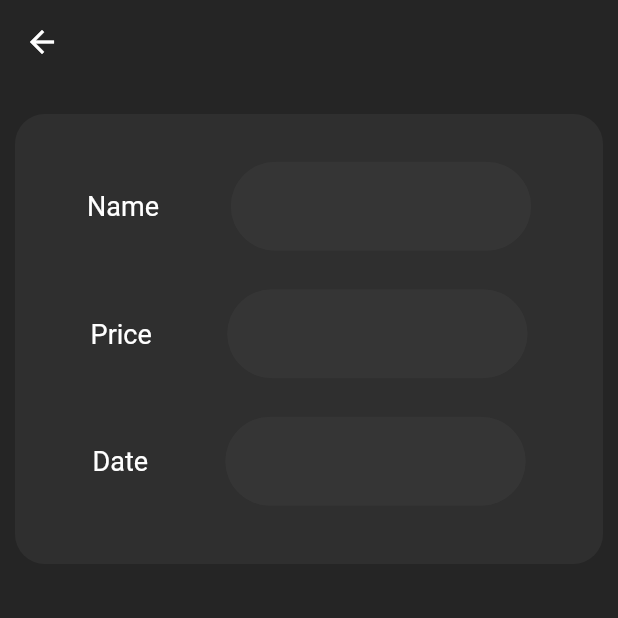
After one commit to iKozay/myMoney, a Flutter app: the EditTransaction screen opened directly, on a phone screen of 412 x 824 dp, the top half of it. The commit adds this screen. Run offline on Flutter 3.47's test engine with Material 2 defaults, Android fonts, the phone set to English and light mode, and no system bars; our stand-ins replace flutter_slidable, google_fonts, syncfusion_flutter_charts; missing offline and left inert: mysql1.

Commit message:
transactions editing

```diff
--- /dev/null
+++ b/lib/page-1/EditTransaction.dart
@@ -0,0 +1,117 @@
+import 'package:flutter/material.dart';
+
+class EditTransaction extends StatefulWidget {
+  const EditTransaction({super.key});
+
+  @override
+  EditTransactionState createState() => EditTransactionState();
+}
+
+class EditTransactionState extends State<EditTransaction> {
+  @override
+  Widget build(BuildContext context) {
+    return Scaffold(
+      appBar: AppBar(
+        elevation: 0,
+        backgroundColor: Color(0xff252525),
+      ),
+      body: Container(
+        width: double.infinity,
+        decoration: const BoxDecoration(
+          color: Color(0xff252525),
+        ),
+        child: Align(
+          alignment: Alignment.topCenter,
+          child: Padding(
+            padding: EdgeInsets.only(left: 10, right: 10, top: 20),
+            child: Container(
+                height: 300,
+                decoration: const BoxDecoration(
+                  borderRadius: BorderRadius.all(Radius.circular(20)),
+                  color: Color(0xff2f2f2f),
+                ),
+                child: Column(
+                  children: [
+                    SizedBox(
+                      height: 32,
+                    ),
+                    Row(
+                      children: [
+                        Spacer(),
+                        Text('Name', style:TextStyle(color: Color(0xffffffff,), fontSize: 18)),
+                        Spacer(),
+                        SizedBox(
+                          width: 200,
+                          child: TextField(
+                            textAlign: TextAlign.center,
+                            decoration: InputDecoration(
+                              filled: true,
+                              fillColor: Color(0xff353535),
+                              enabledBorder: OutlineInputBorder(
+                                borderRadius: BorderRadius.circular(30),
+                                borderSide: BorderSide(color: Color(0xff353535), width: 0.5),
+                              ),
+                            ),
+                          ),
+                        ),
+                        Spacer(),
+                      ],
+                    ),
+                    SizedBox(
+                      height: 26,
+                    ),
+                    Row(
+                      children: [
+                        Spacer(),
+                        Text('Price', style:TextStyle(color: Color(0xffffffff,), fontSize: 18)),
+                        Spacer(),
+                        SizedBox(
+                          width: 200,
+                          child: TextField(
+                            textAlign: TextAlign.center,
+                            decoration: InputDecoration(
+                              filled: true,
+                              fillColor: Color(0xff353535),
+                              enabledBorder: OutlineInputBorder(
+                                borderRadius: BorderRadius.circular(30),
+                                borderSide: BorderSide(color: Color(0xff353535), width: 0.5),
+                              ),
+                            ),
+                          ),
+                        ),
+                        Spacer(),
+                      ],
+                    ),
+                    SizedBox(
+                      height: 26,
+                    ),
+                    Row(
+                      children: [
+                        Spacer(),
+                        Text('Date', style:TextStyle(color: Color(0xffffffff,), fontSize: 18)),
+                        Spacer(),
+                        SizedBox(
+                          width: 200,
+                          child: TextField(
+                            textAlign: TextAlign.center,
+                            decoration: InputDecoration(
+                              filled: true,
+                              fillColor: Color(0xff353535),
+                              enabledBorder: OutlineInputBorder(
+                                borderRadius: BorderRadius.circular(30),
+                                borderSide: BorderSide(color: Color(0xff353535), width: 0.5),
+                              ),
+                            ),
+                          ),
+                        ),
+                        Spacer(),
+                      ],
+                    ),
+                  ],
+                )),
+          ),
+        ),
+      ),
+    );
+  }
+}
--- a/lib/page-1/TransactionPage.dart
+++ b/lib/page-1/TransactionPage.dart
@@ -6,6 +6,8 @@ import 'package:google_fonts/google_fonts.dart';
 import 'package:myapp/database/tblModel.dart';
 import 'package:myapp/utils.dart';
 import 'package:flutter_slidable/flutter_slidable.dart';
+
+import 'EditTransaction.dart';
 
 class TransactionPage extends StatefulWidget {
   const TransactionPage({super.key});
@@ -74,7 +76,10 @@ class TransactionPageState extends State<TransactionPage> {
                           ),
                           SlidableAction(
                             onPressed: (BuildContext context) {
-                                print("Edit");
+                              Navigator.push(
+                                context,
+                                MaterialPageRoute(builder: (context) => const EditTransaction()),
+                              );
                             },
                             backgroundColor: Color(0xFF21B7CA),
                             foregroundColor: Colors.white,
```
Also changed, not shown: lib/page-1/StatsPage.dart (deleted).
